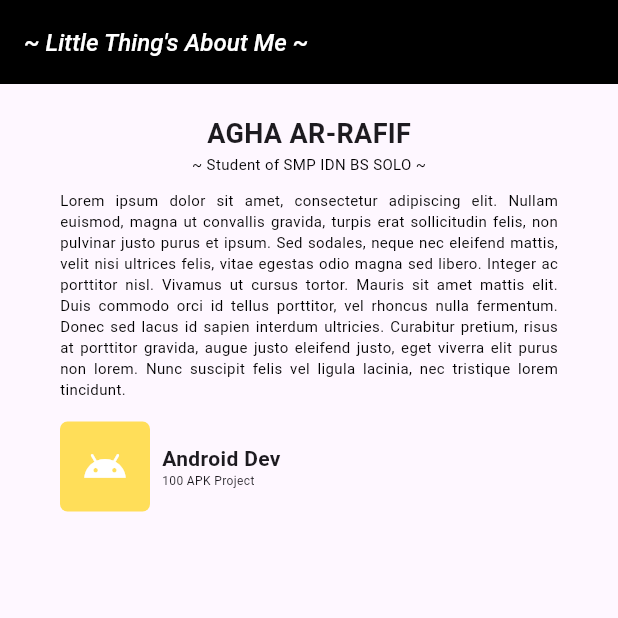
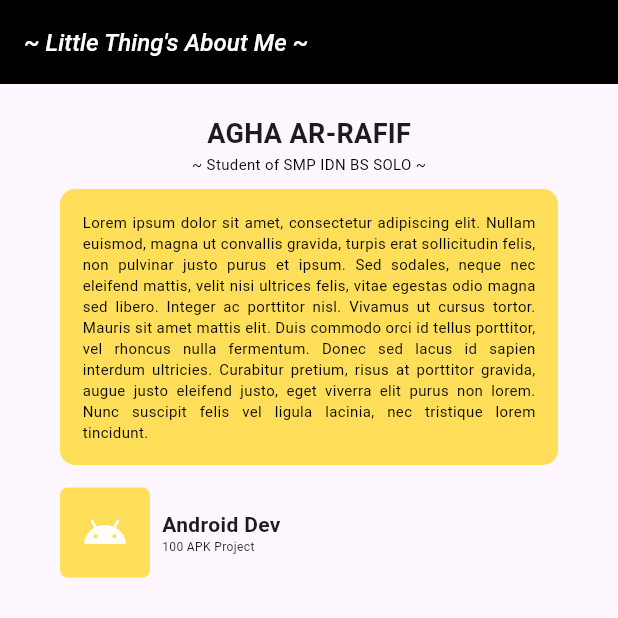
Before and after one commit to Gha211th/Profile-Card-App, a Flutter app: the screen it shows after launch, on a phone screen of 412 x 824 dp, the top half of it. Run offline on Flutter 3.47's test engine with Material 3 defaults, Android fonts, the phone set to English and light mode, and no system bars; statements that could not run were skipped.

Commit message:
i hope that i can understand:)

```diff
--- a/lib/profile.dart
+++ b/lib/profile.dart
@@ -36,13 +36,25 @@ class ProfileCard extends StatelessWidget {
                 ),
               ),
               SizedBox(height: 10),
-              Text(
+              Container(
+                decoration: BoxDecoration(
+                  color: Color.fromRGBO(255, 222, 89, 1),
+                  borderRadius: BorderRadius.circular(10),
+                  boxShadow:
+                ),
+                child: Padding(
+                  padding: const EdgeInsets.all(15.0),
+                  child: Text(
                     "Lorem ipsum dolor sit amet, consectetur adipiscing elit. Nullam euismod, magna ut convallis gravida, turpis erat sollicitudin felis, non pulvinar justo purus et ipsum. Sed sodales, neque nec eleifend mattis, velit nisi ultrices felis, vitae egestas odio magna sed libero. Integer ac porttitor nisl. Vivamus ut cursus tortor. Mauris sit amet mattis elit. Duis commodo orci id tellus porttitor, vel rhoncus nulla fermentum. Donec sed lacus id sapien interdum ultricies. Curabitur pretium, risus at porttitor gravida, augue justo eleifend justo, eget viverra elit purus non lorem. Nunc suscipit felis vel ligula lacinia, nec tristique lorem tincidunt.",
                     style: TextStyle(color: Colors.black, fontSize: 10),
                     textAlign: TextAlign.justify,
                   ),
+                ),
+              ),
               SizedBox(height: 15),
-              Row(
+              Container(
+                decoration: BoxDecoration(),
+                child: Row(
                   children: [
                     Container(
                       width: 60,
@@ -62,11 +74,15 @@ class ProfileCard extends StatelessWidget {
                             "Android Dev",
                             style: TextStyle(fontWeight: FontWeight.w600),
                           ),
-                        Text("100 APK Project", style: TextStyle(fontSize: 8)),
+                          Text(
+                            "100 APK Project",
+                            style: TextStyle(fontSize: 8),
+                          ),
                         ],
                       ),
                     ),
                   ],
+                ),
               ),
             ],
           ),
```
Lines whose indentation alone changed are shown as unchanged.
